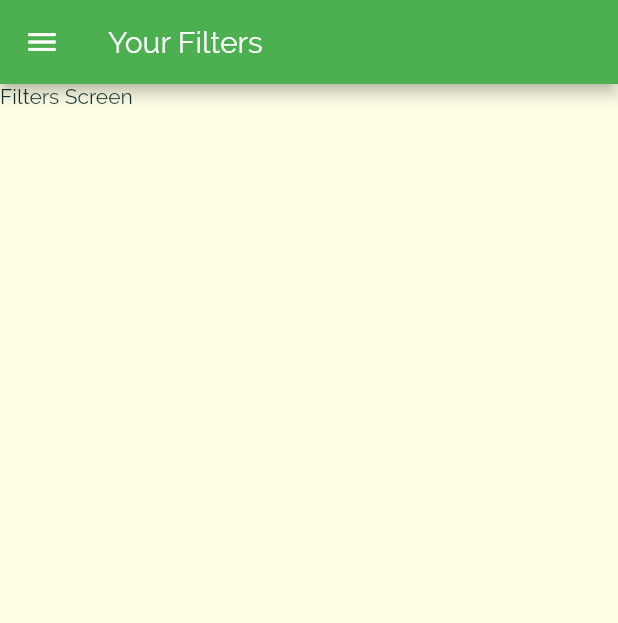
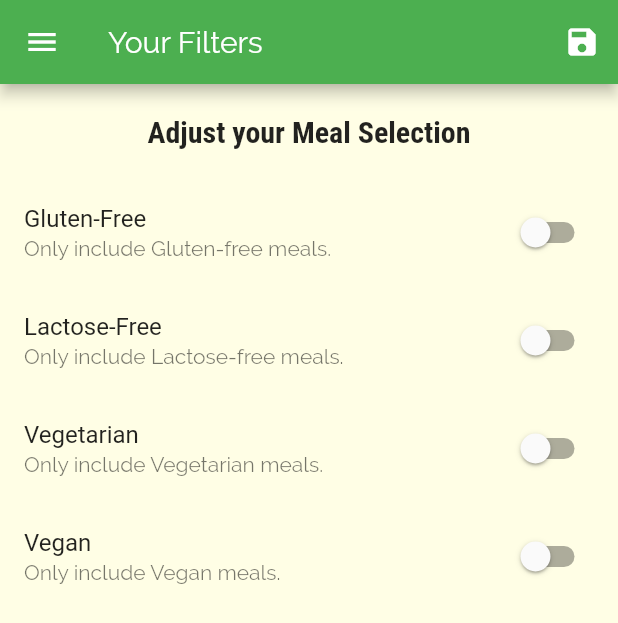
Before and after one commit to ShashankBiplav/Nutrimental, a Flutter app: the FiltersScreen screen opened by its route, on a phone screen of 412 x 824 dp. Shown: the top 623 px of the screen. Run offline on Flutter 3.47's test engine with Material 2 defaults, Android fonts, the phone set to English and light mode, and no system bars.

Commit message:
Implemented the filtering logic

```diff
--- a/lib/main.dart
+++ b/lib/main.dart
@@ -1,4 +1,7 @@
 import 'package:flutter/material.dart';
+
+import './dummy_data.dart';
+import './models/meal.dart';
 import './screens/categories_screen.dart';
 import './screens/categorymeals_screen.dart';
 import './screens/meal_detail_screen.dart';
@@ -7,7 +10,41 @@ import './screens/filters_screen.dart';
 
 void main() => runApp(MyApp());
 
-class MyApp extends StatelessWidget {
+class MyApp extends StatefulWidget {
+  @override
+  _MyAppState createState() => _MyAppState();
+}
+
+class _MyAppState extends State<MyApp> {
+  Map<String, bool> _filters = {
+    // must be replaced with object , map was just a quick way of building
+    'gluten': false,
+    'lactose': false,
+    'vegetarian': false,
+    'vegan': false,
+  };
+  List<Meal> _availableMeals = DUMMY_MEALS;
+  void _setFilters(Map<String, bool> filterData) {
+    setState(() {
+      _filters = filterData;
+      _availableMeals = DUMMY_MEALS.where((meal) {
+        if (_filters['gluten'] && !meal.isGlutenFree) {
+          return false;
+        }
+        if (_filters['lactose'] && !meal.isLactoseFree) {
+          return false;
+        }
+        if (_filters['vegetarian'] && !meal.isVegetarian) {
+          return false;
+        }
+        if (_filters['vegan'] && !meal.isVegan) {
+          return false;
+        }
+        return true;
+      }).toList();
+    });
+  }
+
   @override
   Widget build(BuildContext context) {
     return MaterialApp(
@@ -34,10 +71,11 @@ class MyApp extends StatelessWidget {
       // home: TabsScreen(),
       initialRoute: '/',
       routes: {
-        '/':(ctx)=>TabsScreen(),
-        CategoryMealsScreen.routeName: (ctx) => CategoryMealsScreen(),
+        '/': (ctx) => TabsScreen(),
+        CategoryMealsScreen.routeName: (ctx) =>
+            CategoryMealsScreen(_availableMeals),
         MealDetailScreen.routeName: (ctx) => MealDetailScreen(),
-        FiltersScreen.routeName: (ctx) => FiltersScreen(),
+        FiltersScreen.routeName: (ctx) => FiltersScreen(_filters, _setFilters),
       },
       onGenerateRoute: (settings) {
         print(settings.arguments);
--- a/lib/screens/categorymeals_screen.dart
+++ b/lib/screens/categorymeals_screen.dart
@@ -1,9 +1,12 @@
 import 'package:flutter/material.dart';
-import '../dummy_data.dart';
 import '../widgets/meal_item.dart';
+import '../models/meal.dart';
 
 class CategoryMealsScreen extends StatelessWidget {
   static const routeName = '/categorymeals-screen';
+  final List<Meal> availableMeals;
+
+  CategoryMealsScreen(this.availableMeals);
   // final String categoryId;
   // final String categorytitle;
 
@@ -14,7 +17,7 @@ class CategoryMealsScreen extends StatelessWidget {
         ModalRoute.of(context).settings.arguments as Map<String, String>;
     final categoryId = routeArgs['id'];
     final categoryTitle = routeArgs['title'];
-    final categoryMeals = DUMMY_MEALS.where((meal) {
+    final categoryMeals = availableMeals.where((meal) {
       return meal.categories.contains(categoryId);
     }).toList();
     return Scaffold(
--- a/lib/screens/filters_screen.dart
+++ b/lib/screens/filters_screen.dart
@@ -1,15 +1,106 @@
 import 'package:flutter/material.dart';
 import 'package:nutrimental/widgets/main_drawer.dart';
 
-class FiltersScreen extends StatelessWidget {
+class FiltersScreen extends StatefulWidget {
   static const routeName = '/filters';
+  final Function saveFilters;
+  final Map<String, bool> currentFilters;
+
+  FiltersScreen(this.currentFilters,this.saveFilters);
+
+  @override
+  _FiltersScreenState createState() => _FiltersScreenState();
+}
+
+class _FiltersScreenState extends State<FiltersScreen> {
+  var _glutenFree = false;
+  var _vegetarian = false;
+  var _vegan = false;
+  var _lactoseFree = false;
+
+  @override
+  initState(){
+    _glutenFree= widget.currentFilters['gluten'];
+    _lactoseFree = widget.currentFilters['lactose'];
+    _vegetarian = widget.currentFilters['vegetarian'];
+    _vegan = widget.currentFilters['vegan'];
+    super.initState();
+  }
+
+  Widget _buildSwitchListTile(String titleText, String subtitle,
+      var currentValue, Function updateValue) {
+    return SwitchListTile(
+      title: Text(titleText),
+      value: currentValue,
+      subtitle: Text(subtitle),
+      onChanged: updateValue,
+    );
+  }
+
   @override
   Widget build(BuildContext context) {
     return Scaffold(
       appBar: AppBar(
         title: Text('Your Filters'),
+        actions: <Widget>[
+          IconButton(
+            icon: Icon(Icons.save),
+            onPressed: () {
+              final selectedfilters = {
+                'gluten': _glutenFree,
+                'lactose': _lactoseFree,
+                'vegetarian': _vegetarian,
+                'vegan': _vegan,
+              };
+              widget.saveFilters(selectedfilters);
+            },
+          ),
+        ],
       ),
-      body: Text('Filters Screen'),
+      body: Column(
+        children: <Widget>[
+          Container(
+            padding: EdgeInsets.all(20),
+            child: Text(
+              'Adjust your Meal Selection',
+              style: Theme.of(context).textTheme.title,
+            ),
+          ),
+          Expanded(
+            child: ListView(
+              children: <Widget>[
+                _buildSwitchListTile('Gluten-Free',
+                    'Only include Gluten-free meals.', _glutenFree, (newValue) {
+                  setState(() {
+                    _glutenFree = newValue;
+                  });
+                }),
+                _buildSwitchListTile(
+                    'Lactose-Free',
+                    'Only include Lactose-free meals.',
+                    _lactoseFree, (newValue) {
+                  setState(() {
+                    _lactoseFree = newValue;
+                  });
+                }),
+                _buildSwitchListTile(
+                    'Vegetarian', 'Only include Vegetarian meals.', _vegetarian,
+                    (newValue) {
+                  setState(() {
+                    _vegetarian = newValue;
+                  });
+                }),
+                _buildSwitchListTile(
+                    'Vegan', 'Only include Vegan meals.', _vegan, (newValue) {
+                  setState(() {
+                    _vegan = newValue;
+                  });
+                }),
+              ],
+            ),
+          ),
+        ],
+      ),
       drawer: MainDrawer(),
     );
   }
```
